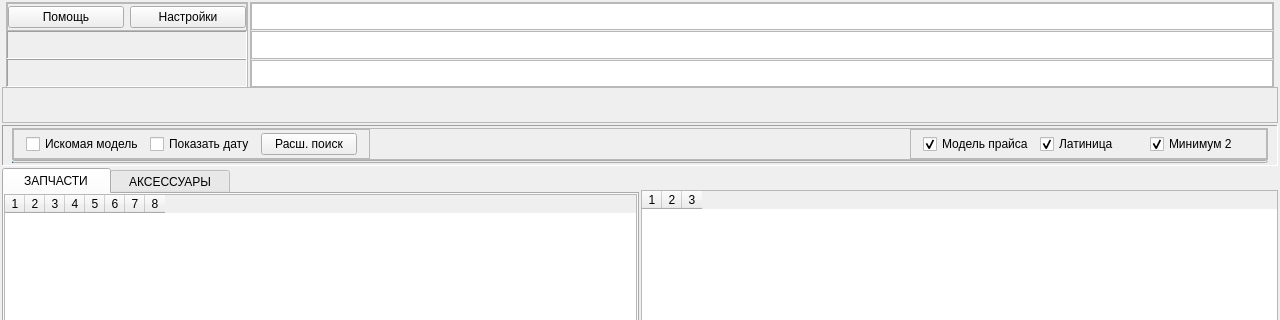
The window that MDA_UI/window_main.ui (Wrexan/MDA) describes before a commit, drawn with Qt 5; both pictures show x 0 to 1280 and y 0 to 320 of the 1280 by 700 pixel window.
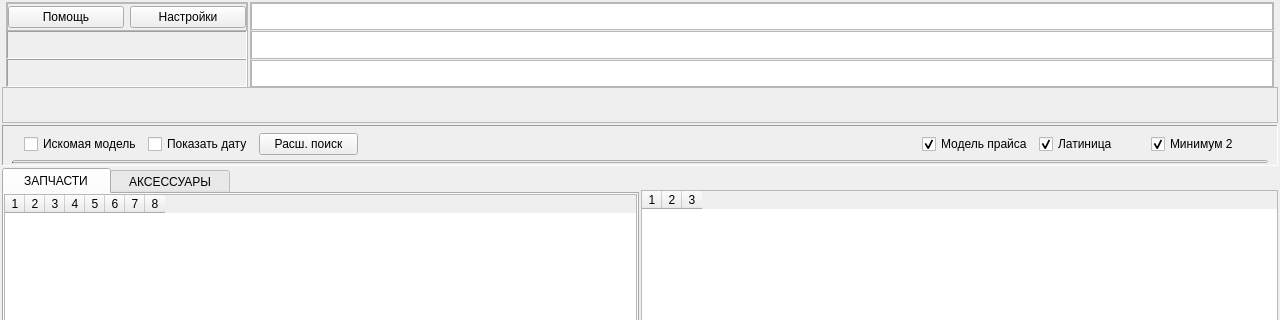
The same window after the commit. Icons and pictures are not drawn.

Commit message: add amount info in web tabs made list item under mouse cursor more visible add theme switcher to F2

```diff
--- a/MDA_UI/window_main.ui
+++ b/MDA_UI/window_main.ui
@@ -706,12 +706,6 @@
                  <height>32</height>
                 </size>
                </property>
-               <property name="frameShape">
-                <enum>QFrame::StyledPanel</enum>
-               </property>
-               <property name="frameShadow">
-                <enum>QFrame::Raised</enum>
-               </property>
                <property name="lineWidth">
                 <number>0</number>
                </property>
@@ -733,12 +727,6 @@
                 </property>
                 <item>
                  <widget class="QFrame" name="frame_4">
-                  <property name="frameShape">
-                   <enum>QFrame::StyledPanel</enum>
-                  </property>
-                  <property name="frameShadow">
-                   <enum>QFrame::Raised</enum>
-                  </property>
                   <layout class="QHBoxLayout" name="horizontalLayout">
                    <property name="leftMargin">
                     <number>12</number>
@@ -863,12 +851,6 @@
                 </item>
                 <item>
                  <widget class="QFrame" name="frame_5">
-                  <property name="frameShape">
-                   <enum>QFrame::StyledPanel</enum>
-                  </property>
-                  <property name="frameShadow">
-                   <enum>QFrame::Raised</enum>
-                  </property>
                   <layout class="QHBoxLayout" name="horizontalLayout_6">
                    <property name="leftMargin">
                     <number>12</number>
```
Left out of the diff: 6 changed lines with no effect on the pictures. The commit also changes 3 other files.
